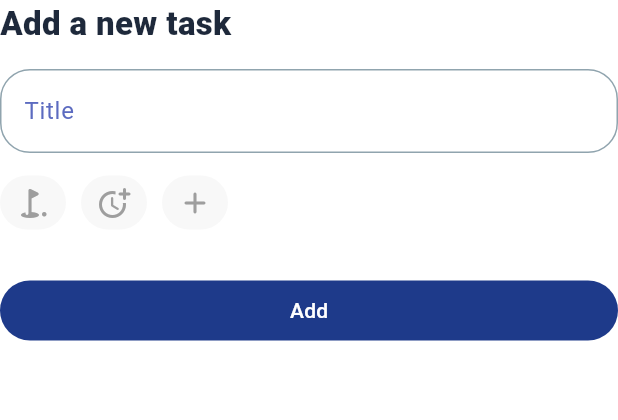
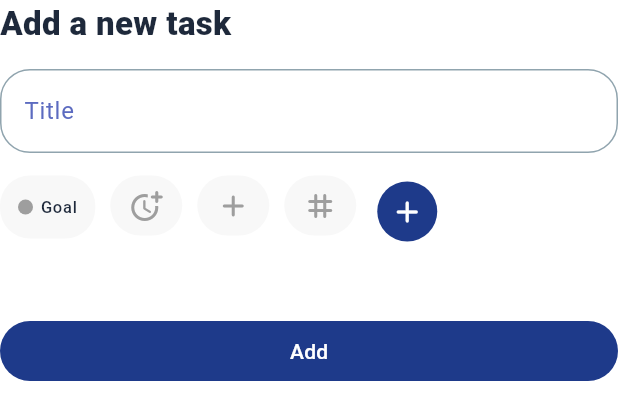
Before and after one commit to Amir-Hzz79/planza, a Flutter app: the AddTaskFields widget shown alone on an empty page, opened directly, on a phone screen of 412 x 824 dp. Shown: the top 420 px of the screen. Run offline on Flutter 3.47's test engine with Material 3 defaults, Android fonts, the phone set to English and light mode, and no system bars; drawn by our look-alikes of skeletonizer; our stand-ins replace curved_navigation_bar, drift, equatable, flutter_bloc, get_it, shared_preferences; accounts and stored records are empty; generated files the repository leaves out were written again.

Commit message:
feat: implement add tag to task ui logics.

```diff
--- a/lib/app.dart
+++ b/lib/app.dart
@@ -3,6 +3,7 @@ import 'package:flutter_localizations/flutter_localizations.dart';
 import 'package:flutter_bloc/flutter_bloc.dart';
 
 import 'core/data/bloc/goal_bloc/goal_bloc.dart';
+import 'core/data/bloc/tag_bloc/tag_bloc.dart';
 import 'core/data/bloc/task_bloc/task_bloc.dart';
 import 'core/locale/app_localization.dart';
 import 'core/locale/bloc/locale_bloc.dart';
@@ -31,6 +32,9 @@ class MyApp extends StatelessWidget {
         ),
         BlocProvider(
           create: (context) => TaskBloc()..add(StartWatchingTasksEvent()),
+        ),
+        BlocProvider(
+          create: (context) => TagBloc()..add(StartWatchingTagsEvent()),
         ),
       ],
       child: BlocBuilder<ThemeBloc, ThemeState>(
--- a/lib/core/service_locator.dart
+++ b/lib/core/service_locator.dart
@@ -3,6 +3,7 @@ import 'package:planza/core/data/data_access_object/goal_dao.dart';
 import 'package:planza/core/data/data_access_object/task_dao.dart';
 import 'package:planza/core/data/database/database.dart';
 
+import 'data/data_access_object/tag_dao.dart';
 import 'data/services/locale_prefrence_service.dart';
 import 'data/services/theme_prefrence_servie.dart';
 
@@ -24,6 +25,10 @@ Future<void> initServices() async {
   );
 
   GetIt.instance.registerLazySingleton(
+    () => TagDao(database),
+  );
+
+  GetIt.instance.registerLazySingleton(
     () => ThemePreferenceService(),
   );
 
--- /dev/null
+++ b/lib/core/widgets/buttons/custom_icon_button.dart
@@ -0,0 +1,32 @@
+import 'package:flutter/material.dart';
+
+class CustomIconButton extends StatelessWidget {
+  const CustomIconButton({
+    super.key,
+    this.onTap,
+    required this.icon,
+    this.shape = BoxShape.rectangle,
+  });
+
+  final void Function()? onTap;
+  final Widget icon;
+  final BoxShape shape;
+
+  @override
+  Widget build(BuildContext context) {
+    return InkWell(
+      borderRadius: BorderRadius.circular(50),
+      onTap: onTap,
+      child: Container(
+        padding: EdgeInsets.symmetric(vertical: 8, horizontal: 12),
+        decoration: BoxDecoration(
+          color: Theme.of(context).colorScheme.surfaceContainer,
+          borderRadius:
+              shape == BoxShape.rectangle ? BorderRadius.circular(20) : null,
+          shape: shape,
+        ),
+        child: icon,
+      ),
+    );
+  }
+}
--- a/lib/core/widgets/date_picker/date_picker.dart
+++ b/lib/core/widgets/date_picker/date_picker.dart
@@ -1,5 +1,7 @@
 import 'package:flutter/material.dart';
 import 'package:planza/core/utils/extention_methods/date_time_extentions.dart';
+
+import '../buttons/custom_icon_button.dart';
 
 class DatePicker extends StatefulWidget {
   const DatePicker({
@@ -36,8 +38,7 @@ class _DatePickerState extends State<DatePicker> {
 
   @override
   Widget build(BuildContext context) {
-    return InkWell(
-      borderRadius: BorderRadius.circular(20),
+    return CustomIconButton(
       onTap: () async {
         //TODO: Find a suitable date picker
         selectedDate = await showDatePicker(
@@ -52,13 +53,7 @@ class _DatePickerState extends State<DatePicker> {
 
         setState(() {});
       },
-      child: Container(
-        padding: EdgeInsets.symmetric(horizontal: 10, vertical: 6),
-        decoration: BoxDecoration(
-          color: Theme.of(context).colorScheme.surfaceContainer,
-          borderRadius: BorderRadius.circular(20),
-        ),
-        child: Row(
+      icon: Row(
         mainAxisSize: MainAxisSize.min,
         children: [
           if (selectedDate == null ? true : widget.showIconWhenDateSelected)
@@ -99,31 +94,6 @@ class _DatePickerState extends State<DatePicker> {
             )
         ],
       ),
-      ),
-      /* ListTile(
-        leading: selectedDate != null
-            ? InkWell(
-                borderRadius: BorderRadius.circular(50),
-                onTap: () {
-                  setState(() {
-                    selectedDate = null;
-                  });
-                },
-                child: Padding(
-                  padding: const EdgeInsets.all(3),
-                  child: Icon(
-                    Icons.clear_rounded,
-                    color: Colors.grey,
-                  ),
-                ),
-              )
-            : null,
-        title: Text(widget.title),
-        trailing: Text(
-          selectedDate?.formatShortDate() ??
-              AppLocalizations.of(context).translate('choose_date'),
-        ),
-      ), */
     );
   }
 }
--- a/lib/features/task_managment/presentation/widgets/add_task_fields.dart
+++ b/lib/features/task_managment/presentation/widgets/add_task_fields.dart
@@ -1,12 +1,14 @@
 import 'package:flutter/material.dart';
 import 'package:planza/core/data/models/goal_model.dart';
+import 'package:planza/core/data/models/tag_model.dart';
 import 'package:planza/core/data/models/task_model.dart';
+import 'package:planza/core/widgets/buttons/custom_icon_button.dart';
 
 import '../../../../core/locale/app_localization.dart';
 import '../../../../core/widgets/date_picker/date_picker.dart';
-import '../../../../core/widgets/scrollables/scrollable_row.dart';
 import '../../../../core/widgets/text_fields/removable_text_field.dart';
 import 'goal_selection.dart';
+import 'tag_selection.dart';
 
 class AddTaskFields extends StatefulWidget {
   const AddTaskFields({
@@ -54,6 +56,7 @@ class _AddTaskFieldsState extends State<AddTaskFields> {
   GoalModel? selectedGoal;
   DateTime? selectedDateTime;
   bool showDescription = false;
+  final List<TagModel> selectedTags = [];
 
   @override
   Widget build(BuildContext context) {
@@ -87,45 +90,53 @@ class _AddTaskFieldsState extends State<AddTaskFields> {
               return null;
             },
           ),
-          ScrollableRow(
+          Wrap(
             spacing: 10,
             children: [
               if (widget.showGoalPicker)
                 GoalSelection(
-                  iconMode: true,
                   onChanged: (selectedGoal) {
                     this.selectedGoal = selectedGoal;
                   },
                 ),
               if (widget.showDatePicker)
                 DatePicker(
-                  showSelectedDate: false,
+                  showSelectedDate: true,
                   showIconWhenDateSelected: true,
                   showRemoveIcon: false,
                   onChange: (selectedDate) => selectedDateTime = selectedDate,
                 ),
-              InkWell(
-                borderRadius: BorderRadius.circular(20),
+              CustomIconButton(
                 onTap: () {
                   setState(() {
                     showDescription = !showDescription;
                     _descriptionController.text = '';
                   });
                 },
-                child: Container(
-                  padding: EdgeInsets.symmetric(vertical: 6, horizontal: 10),
-                  decoration: BoxDecoration(
-                    color: Theme.of(context).colorScheme.surfaceContainer,
-                    borderRadius: BorderRadius.circular(20),
-                  ),
-                  child: Icon(
-                    Icons.add_rounded,
-                    color: showDescription
-                        ? Theme.of(context).colorScheme.primary
-                        : Colors.grey,
-                  ),
+                icon: Icon(
+                  Icons.add_rounded,
+                  color: showDescription
+                      ? Theme.of(context).colorScheme.primary
+                      : Colors.grey,
                 ),
-              )
+              ),
+              TagSelection(
+                selected: (tag) => selectedTags.contains(tag),
+                onTagAdded: (selectedTag) {
+                  setState(() {
+                    selectedTags.add(selectedTag);
+                  });
+                },
+                onTagRemoved: (selectedTag) {
+                  setState(() {
+                    selectedTags.remove(selectedTag);
+                  });
+                },
+              ),
+              IconButton.filled(
+                onPressed: () {},
+                icon: Icon(Icons.add_rounded),
+              ),
             ],
           ),
           AnimatedSwitcher(
@@ -144,6 +155,32 @@ class _AddTaskFieldsState extends State<AddTaskFields> {
                     },
                   )
                 : null,
+          ),
+          Wrap(
+            spacing: 8,
+            runSpacing: 8,
+            children: selectedTags
+                .map(
+                  (tag) => Container(
+                    padding: EdgeInsets.all(8),
+                    decoration: BoxDecoration(
+                      color: Theme.of(context).colorScheme.surfaceContainer,
+                      borderRadius: BorderRadius.circular(20),
+                    ),
+                    child: Row(
+                      mainAxisSize: MainAxisSize.min,
+                      children: [
+                        Icon(
+                          Icons.tag_rounded,
+                          size: 16,
+                          color: Colors.grey,
+                        ),
+                        Text(tag.name),
+                      ],
+                    ),
+                  ),
+                )
+                .toList(),
           ),
           SizedBox(
             width: double.infinity,
--- a/lib/features/task_managment/presentation/widgets/goal_selection.dart
+++ b/lib/features/task_managment/presentation/widgets/goal_selection.dart
@@ -1,9 +1,9 @@
 import 'package:flutter/material.dart';
-import 'package:flutter_bloc/flutter_bloc.dart';
+import 'package:planza/core/data/bloc/goal_bloc/goal_bloc_builder.dart';
 import 'package:planza/core/data/models/goal_model.dart';
 
 import '../../../../core/locale/app_localization.dart';
-import '../../../../core/data/bloc/goal_bloc/goal_bloc.dart';
+import '../../../../core/widgets/buttons/custom_icon_button.dart';
 
 class GoalSelection extends StatefulWidget {
   const GoalSelection({
@@ -34,10 +34,9 @@ class _GoalSelectionState extends State<GoalSelection> {
 
   @override
   Widget build(BuildContext context) {
-    return BlocBuilder<GoalBloc, GoalState>(builder: (context, state) {
-      if (state is GoalsLoadedState) {
-        return InkWell(
-          borderRadius: BorderRadius.circular(20),
+    return GoalBlocBuilder(
+      onDataLoaded: (goals) {
+        return CustomIconButton(
           onTap: () {
             Navigator.push(
               context,
@@ -71,23 +70,23 @@ class _GoalSelectionState extends State<GoalSelection> {
                         ),
                       ),
                       ...List.generate(
-                        state.goals.length,
+                        goals.length,
                         (index) => InkWell(
                           onTap: () {
                             setState(() {
-                              selectedGoal = state.goals[index];
-                              widget.onChanged.call(state.goals[index]);
+                              selectedGoal = goals[index];
+                              widget.onChanged.call(goals[index]);
                             });
 
                             Navigator.pop(context);
                           },
                           child: ListTile(
-                            selected: selectedGoal == state.goals[index],
+                            selected: selectedGoal == goals[index],
                             leading: CircleAvatar(
                               radius: 10,
-                              backgroundColor: state.goals[index].color,
+                              backgroundColor: goals[index].color,
                             ),
-                            title: Text(state.goals[index].name),
+                            title: Text(goals[index].name),
                           ),
                         ),
                       ),
@@ -101,18 +100,14 @@ class _GoalSelectionState extends State<GoalSelection> {
               ),
             );
           },
-          child: Container(
-            padding: EdgeInsets.symmetric(horizontal: 10, vertical: 6),
-            decoration: BoxDecoration(
-              color: Theme.of(context).colorScheme.surfaceContainer,
-              borderRadius: BorderRadius.circular(20),
-            ),
-            child: widget.iconMode
+          icon: widget.iconMode
               ? Icon(
                   Icons.golf_course_rounded,
                   color: selectedGoal?.color ?? Colors.grey,
                 )
-                : Row(
+              : Padding(
+                  padding: const EdgeInsets.symmetric(vertical: 5),
+                  child: Row(
                     mainAxisSize: MainAxisSize.min,
                     spacing: 5,
                     children: [
@@ -132,19 +127,7 @@ class _GoalSelectionState extends State<GoalSelection> {
                   ),
                 ),
         );
-      } else if (state is GoalErrorState) {
-        return Text('Error: ${state.message}');
-      } else {
-        return Container(
-          width: 60,
-          margin: EdgeInsets.symmetric(horizontal: 10),
-          height: 100,
-          decoration: BoxDecoration(
-            color: Colors.grey,
-            borderRadius: BorderRadius.circular(20),
-          ),
+      },
     );
   }
-    });
 }
-}
--- /dev/null
+++ b/lib/features/task_managment/presentation/widgets/tag_selection.dart
@@ -0,0 +1,71 @@
+import 'package:flutter/material.dart';
+import 'package:planza/core/data/bloc/tag_bloc/tag_bloc_builder.dart';
+import 'package:planza/core/data/models/tag_model.dart';
+import 'package:planza/core/widgets/buttons/custom_icon_button.dart';
+
+class TagSelection extends StatefulWidget {
+  const TagSelection({
+    super.key,
+    required this.onTagAdded,
+    required this.selected,
+    required this.onTagRemoved,
+  });
+
+  final void Function(TagModel selectedTag) onTagAdded;
+  final void Function(TagModel selectedTag) onTagRemoved;
+  final bool Function(TagModel tag) selected;
+
+  @override
+  State<TagSelection> createState() => _TagSelectionState();
+}
+
+class _TagSelectionState extends State<TagSelection> {
+  @override
+  Widget build(BuildContext context) {
+    return TagBlocBuilder(onDataLoaded: (tags) {
+      return CustomIconButton(
+        onTap: () => showModalBottomSheet(
+          context: context,
+          showDragHandle: true,
+          isScrollControlled: true,
+          builder: (context) {
+            return StatefulBuilder(
+              builder: (BuildContext context, StateSetter sheetSetState) {
+                return IntrinsicHeight(
+                  child: Column(
+                    children: tags.map(
+                      (tag) {
+                        bool tagSelected = widget.selected.call(tag);
+                        return ListTile(
+                          selected: tagSelected,
+                          leading: const Icon(Icons.tag_rounded),
+                          title: Text(tag.name),
+                          trailing: Checkbox(
+                            value: tagSelected,
+                            onChanged: (value) {
+                              sheetSetState(() {
+                                if (value!) {
+                                  widget.onTagAdded.call(tag);
+                                } else {
+                                  widget.onTagRemoved.call(tag);
+                                }
+                              });
+                            },
+                          ),
+                        );
+                      },
+                    ).toList(),
+                  ),
+                );
+              },
+            );
+          },
+        ),
+        icon: const Icon(
+          Icons.tag_rounded,
+          color: Colors.grey,
+        ),
+      );
+    });
+  }
+}
```
Also changed, not shown: lib/core/data/data_access_object/task_tag_dao.dart (deleted, +0 -20 lines), lib/core/data/data_access_object/task_tag_dao.g.dart (deleted). Lines whose indentation alone changed are shown as unchanged.
